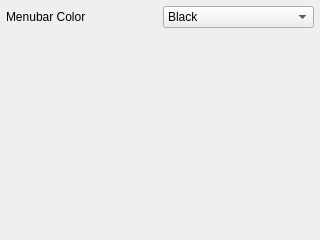
Before: the Qt Designer form ui/GuiSettingsWidget.ui in kipr/botui, drawn with Qt 5.
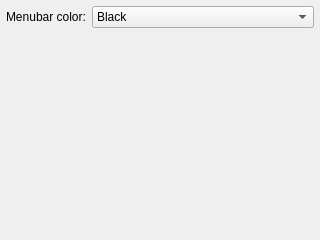
After: the same form once the commit is applied.

Commit message: GuiSettingsWidget looks cleaner and more standard

```diff
--- a/ui/GuiSettingsWidget.ui
+++ b/ui/GuiSettingsWidget.ui
@@ -18,11 +18,11 @@
     <number>6</number>
    </property>
    <item>
-    <layout class="QHBoxLayout" name="horizontalLayout">
+    <layout class="QHBoxLayout" name="horizontalLayout" stretch="0,1">
      <item>
       <widget class="QLabel" name="label">
        <property name="text">
-        <string>Menubar Color</string>
+        <string>Menubar color:</string>
        </property>
       </widget>
      </item>
```
